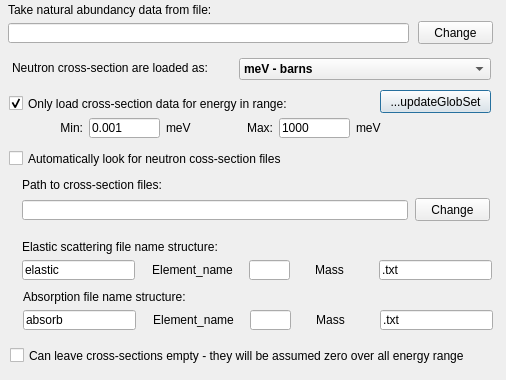
The window that src/gui/amatparticleconfigurator.ui (andrmor/ANTS2) describes before a commit, drawn with Qt 5.
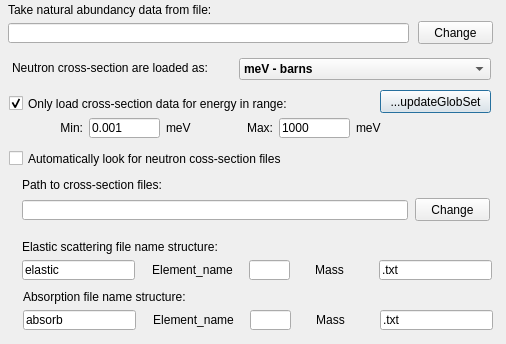
The same window after the commit.

```diff
--- a/src/gui/amatparticleconfigurator.ui
+++ b/src/gui/amatparticleconfigurator.ui
@@ -7,7 +7,7 @@
     <x>0</x>
     <y>0</y>
     <width>506</width>
-    <height>380</height>
+    <height>344</height>
    </rect>
   </property>
   <property name="windowTitle">
@@ -462,19 +462,6 @@
     <set>Qt::AlignRight|Qt::AlignTrailing|Qt::AlignVCenter</set>
    </property>
   </widget>
-  <widget class="QCheckBox" name="cbCanIgnore">
-   <property name="geometry">
-    <rect>
-     <x>10</x>
-     <y>347</y>
-     <width>491</width>
-     <height>17</height>
-    </rect>
-   </property>
-   <property name="text">
-    <string>Can leave cross-sections empty - they will be assumed zero over all energy range</string>
-   </property>
-  </widget>
  </widget>
  <resources/>
  <connections>
```
Left out of the diff: 16 changed lines with no effect on the pictures.
